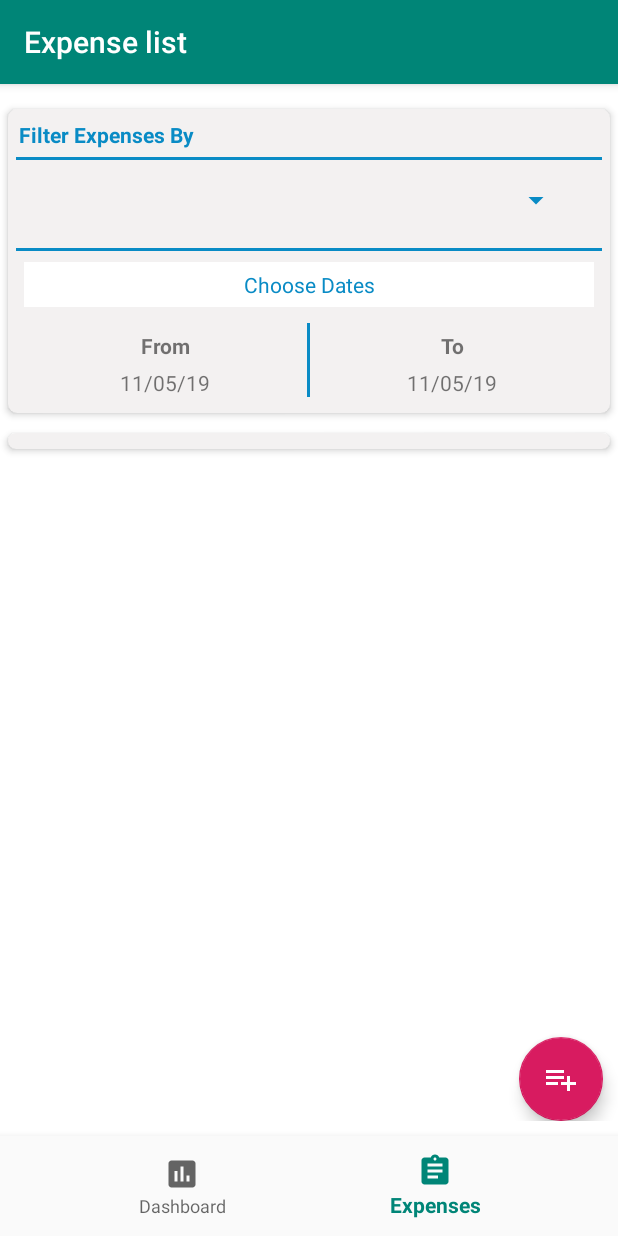
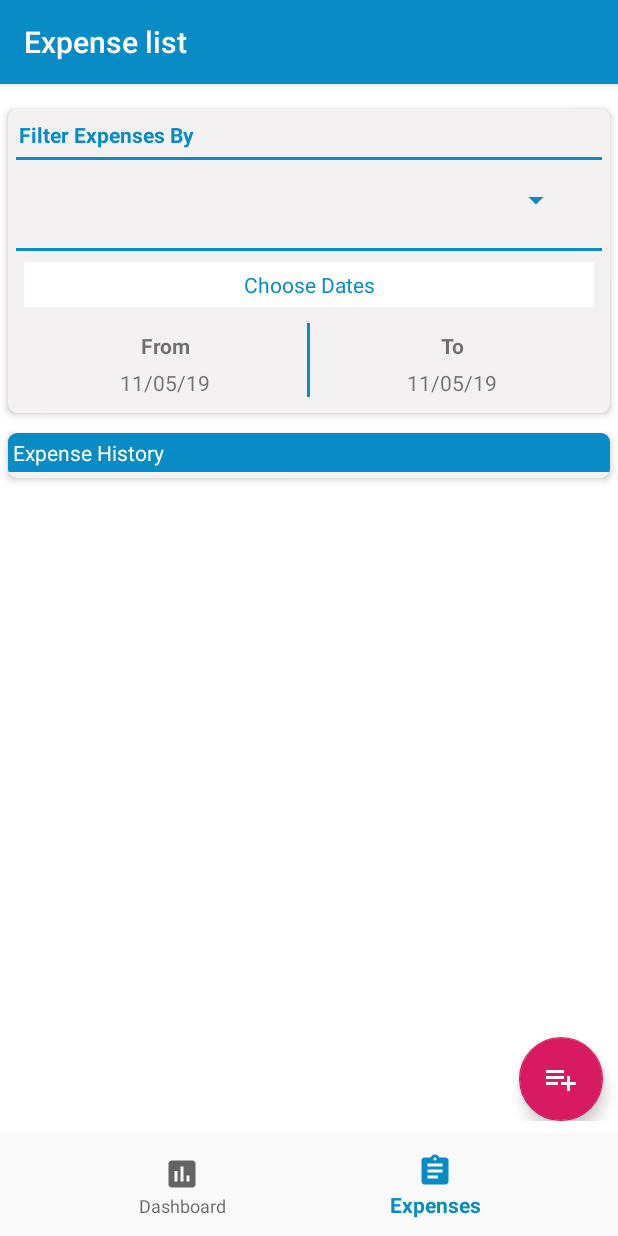
Before and after one commit to AshrafulMarufAnik/DailyExpenseProject, an Android app: the screen it shows after launch (MainActivity), item 2 of the bottom bar chosen, on a phone screen of 412 x 824 dp. Run offline under Robolectric (Android 15) with nearby library versions, the phone set to English and light mode, and no system bars.

Commit message:
Works on UI

```diff
--- a/app/src/main/java/com/example/dailyexpenseproject/MainActivity.java
+++ b/app/src/main/java/com/example/dailyexpenseproject/MainActivity.java
@@ -19,7 +19,6 @@ import android.widget.Toast;
 public class MainActivity extends AppCompatActivity {
 
     private BottomNavigationView bottomNavigationView;
-    //private FloatingActionButton addExpenseFABtn;
 
     @Override
     protected void onCreate(Bundle savedInstanceState) {
@@ -49,13 +48,11 @@ public class MainActivity extends AppCompatActivity {
                 case R.id.nav_menu_dashboard:
                     replaceFragment(new dashboardFragment());
                     setTitle("Home Dashboard");
-                    Toast.makeText(MainActivity.this, "Dashboard", Toast.LENGTH_SHORT).show();
                     return true;
 
                 case R.id.nav_menu_Expenses:
                     replaceFragment(new expenseShowFragment());
                     setTitle("Expense list");
-                    Toast.makeText(MainActivity.this, "Your Expenses", Toast.LENGTH_SHORT).show();
                     return true;
             }
             return false;
--- a/app/src/main/java/com/example/dailyexpenseproject/dashboardFragment.java
+++ b/app/src/main/java/com/example/dailyexpenseproject/dashboardFragment.java
@@ -1,6 +1,7 @@
 package com.example.dailyexpenseproject;
 
-
+import android.content.Context;
+import android.content.Intent;
 import android.os.Bundle;
 
 import androidx.fragment.app.Fragment;
@@ -8,24 +9,50 @@ import androidx.fragment.app.Fragment;
 import android.view.LayoutInflater;
 import android.view.View;
 import android.view.ViewGroup;
+import android.widget.DatePicker;
+import android.widget.LinearLayout;
+import android.widget.Spinner;
+import android.widget.TextView;
 
+import com.google.android.material.floatingactionbutton.FloatingActionButton;
 
-/**
- * A simple {@link Fragment} subclass.
- */
 public class dashboardFragment extends Fragment {
-
+    private View view;
+    private Spinner expenseTypeSpinner;
+    private LinearLayout fromDatePicker,toDatePicker;
+    private TextView totalExpenseTV;
+    private FloatingActionButton addNewFAB;
+    private DatabaseHelper databaseHelper;
 
     public dashboardFragment() {
-        // Required empty public constructor
+
     }
-
 
     @Override
     public View onCreateView(LayoutInflater inflater, ViewGroup container,
                              Bundle savedInstanceState) {
-        // Inflate the layout for this fragment
-        return inflater.inflate(R.layout.fragment_dashboard, container, false);
+        view = inflater.inflate(R.layout.fragment_dashboard,container,false);
+        init();
+
+        addNewFAB.setOnClickListener(new View.OnClickListener() {
+            @Override
+            public void onClick(View view) {
+                Intent intent = new Intent(getActivity(),addExpenseActivity.class);
+                startActivity(intent);
+            }
+        });
+
+        return view;
+    }
+
+    private void init() {
+        expenseTypeSpinner = view.findViewById(R.id.dashBoardExpenseTypeSPNR);
+        totalExpenseTV = view.findViewById(R.id.dashBoardTotalExpenseTV);
+        addNewFAB = view.findViewById(R.id.dashBoardAddExpenseBTN);
+        fromDatePicker = view.findViewById(R.id.dashBoardFromDateClickTV);
+        toDatePicker = view.findViewById(R.id.dashBoardToDateClickTV);
+
+        databaseHelper = new DatabaseHelper(getContext());
     }
 
 }
--- a/app/src/main/java/com/example/dailyexpenseproject/expenseShowFragment.java
+++ b/app/src/main/java/com/example/dailyexpenseproject/expenseShowFragment.java
@@ -6,46 +6,73 @@ import android.content.Intent;
 import android.os.Bundle;
 
 import androidx.fragment.app.Fragment;
+import androidx.recyclerview.widget.RecyclerView;
 
 import android.view.LayoutInflater;
 import android.view.View;
 import android.view.ViewGroup;
 import android.widget.Button;
+import android.widget.DatePicker;
+import android.widget.LinearLayout;
+import android.widget.Spinner;
 
 import com.google.android.material.floatingactionbutton.FloatingActionButton;
-/**
- * A simple {@link Fragment} subclass.
- */
+
+import java.util.ArrayList;
+
 public class expenseShowFragment extends Fragment {
+    private View view;
+    private Spinner expenseTypeSpinner;
+    private LinearLayout fromDatePicker,toDatePicker;
+    private FloatingActionButton addExpenseFAB;
 
-    private FloatingActionButton addExpenseFABtn;
-    private Context context;
+    private DataAdapter dataAdapter;
+    private DatabaseHelper databaseHelper;
+    private ArrayList<expense> expenseList;
+    private RecyclerView expenseRV;
 
     public expenseShowFragment() {
-        // Required empty public constructor
+
     }
-
 
     @Override
     public View onCreateView(LayoutInflater inflater, ViewGroup container,
                              Bundle savedInstanceState) {
-        // Inflate the layout for this fragment
-        return inflater.inflate(R.layout.fragment_expense_show, container, false);
+
+        view = inflater.inflate(R.layout.fragment_expense_show,container,false);
+
+        init();
+        getDataFromDB();
+        configExpenseRV();
+
+        addExpenseFAB.setOnClickListener(new View.OnClickListener() {
+            @Override
+            public void onClick(View view) {
+                Intent intent = new Intent(getActivity(),addExpenseActivity.class);
+                startActivity(intent);
+            }
+        });
+
+        return view;
+    }
+
+    private void getDataFromDB() {
 
     }
 
-    private void gotoAddExpenseActivity(){
+    private void configExpenseRV() {
 
-        addExpenseFABtn.setOnClickListener(new View.OnClickListener() {
-            @Override
-            public void onClick(View view) {
+    }
 
-                Intent intent = new Intent(context,addExpenseActivity.class);
-                startActivity(intent);
-                intent.putExtra("add","Add new Expense here");
+    private void init() {
+        expenseTypeSpinner = view.findViewById(R.id.expenseTypeSPNR);
+        addExpenseFAB = view.findViewById(R.id.addExpenseActivityBTN);
+        fromDatePicker = view.findViewById(R.id.fromDateClickTV);
+        toDatePicker = view.findViewById(R.id.toDateClickTV);
 
-            }
-        });
+        expenseList = new ArrayList<>();
+        databaseHelper = new DatabaseHelper(getContext());
+        dataAdapter = new DataAdapter(databaseHelper,expenseList,getContext());
     }
 
 
--- a/app/src/main/res/layout/fragment_expense_show.xml
+++ b/app/src/main/res/layout/fragment_expense_show.xml
@@ -165,13 +165,30 @@
             app:cardUseCompatPadding="true"
             app:cardElevation="3dp">
 
-            <androidx.recyclerview.widget.RecyclerView
+            <LinearLayout
                 android:layout_width="match_parent"
                 android:layout_height="wrap_content"
-                android:layout_margin="5dp"
-                android:id="@+id/expenseListRV">
+                android:orientation="vertical">
 
-            </androidx.recyclerview.widget.RecyclerView>
+                <TextView
+                    android:layout_width="match_parent"
+                    android:layout_height="wrap_content"
+                    android:background="@color/deep_blue"
+                    android:text="Expense History"
+                    android:textColor="#FFFFFF"
+                    android:padding="3dp"/>
+
+                <androidx.recyclerview.widget.RecyclerView
+                    android:layout_width="match_parent"
+                    android:layout_height="wrap_content"
+                    android:layout_margin="2dp"
+                    android:background="#F3F1F1"
+                    android:id="@+id/expenseListRV">
+
+                </androidx.recyclerview.widget.RecyclerView>
+
+            </LinearLayout>
+
 
         </androidx.cardview.widget.CardView>
 
@@ -181,7 +198,7 @@
             android:layout_alignParentBottom="true"
             android:layout_alignParentRight="true"
             android:layout_margin="10dp"
-            android:id="@+id/AddExpenseActivityBTN"
+            android:id="@+id/addExpenseActivityBTN"
             android:background="@color/deep_blue"
             android:src="@drawable/ic_expense_add_black_24dp"
             android:padding="10dp"/>
--- a/app/src/main/res/values/styles.xml
+++ b/app/src/main/res/values/styles.xml
@@ -3,8 +3,8 @@
     <!-- Base application theme. -->
     <style name="AppTheme" parent="Theme.AppCompat.Light.DarkActionBar">
         <!-- Customize your theme here. -->
-        <item name="colorPrimary">@color/colorPrimary</item>
-        <item name="colorPrimaryDark">@color/colorPrimaryDark</item>
+        <item name="colorPrimary">#098BC5</item>
+        <item name="colorPrimaryDark">#098BC5</item>
         <item name="colorAccent">@color/colorAccent</item>
     </style>
 
```
Also changed, not shown: app/src/main/java/com/example/dailyexpenseproject/DataAdapter.java (+21 -7 lines), app/src/main/java/com/example/dailyexpenseproject/DatabaseHelper.java (+11 -3 lines), app/src/main/java/com/example/dailyexpenseproject/addExpenseActivity.java (+45 -0 lines), app/src/main/res/drawable/ic_more_vert_black_24dp.xml (added, +9 -0 lines), app/src/main/res/layout/activity_add_expense.xml (+10 -7 lines), app/src/main/res/layout/fragment_dashboard.xml (+4 -5 lines), app/src/main/res/layout/single_expense_item_layout.xml (added, +93 -0 lines).
